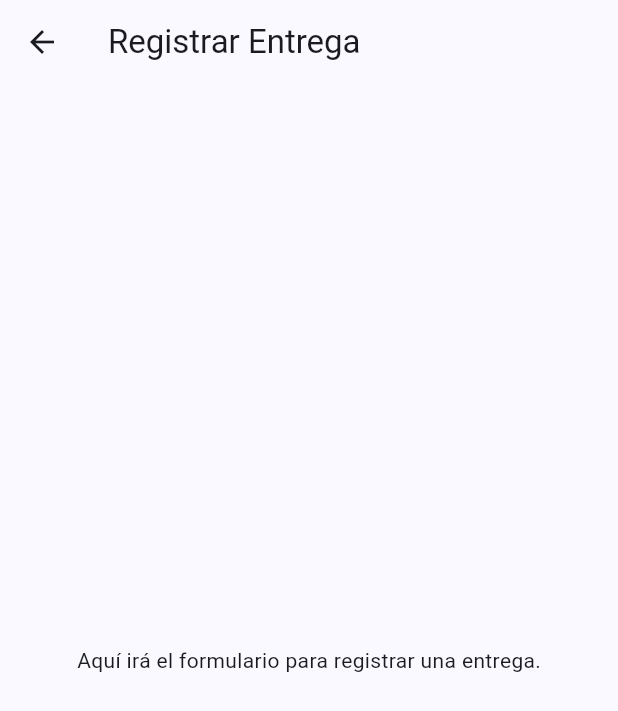
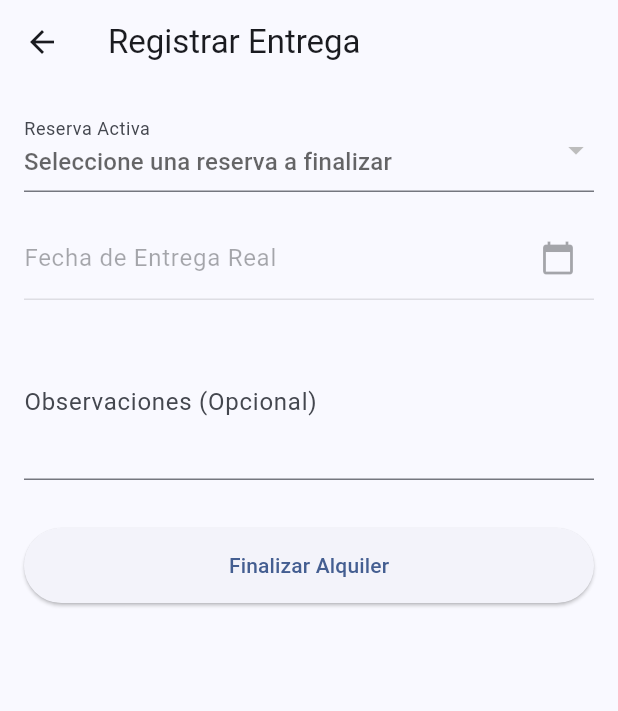
Before and after one commit to MarceloPauls/Front-End_Segundo_Parcial, a Flutter app: the EntregasScreen screen opened by its route, on a phone screen of 412 x 824 dp. Shown: the top 711 px of the screen. Run offline on Flutter 3.47's test engine with Material 3 defaults, Android fonts, the phone set to English and light mode, and no system bars.

Commit message:
Modulo 4 completado + fix para modulo 3

```diff
--- a/alquiler_autos_app/lib/main.dart
+++ b/alquiler_autos_app/lib/main.dart
@@ -9,22 +9,8 @@ import 'screens/vehiculos_screen.dart';
 import 'screens/clientes_screen.dart';
 import 'screens/reservas_screen.dart';
 import 'screens/nueva_reserva_screen.dart';
+import 'screens/entregas_screen.dart';
 
-// --- (Más adelante, moverás estas pantallas a sus propios archivos) ---
-// --- PANTALLAS DE MARCADOR DE POSICIÓN ---
-
-
-// Pantalla para Módulo 4: Registrar Entrega
-class EntregasScreen extends StatelessWidget {
-  const EntregasScreen({super.key});
-  @override
-  Widget build(BuildContext context) {
-    return Scaffold(
-      appBar: AppBar(title: const Text('Registrar Entrega')),
-      body: const Center(child: Text('Aquí irá el formulario para registrar una entrega.')),
-    );
-  }
-}
 
 // Pantalla para Módulo 5: Estadísticas
 class EstadisticasScreen extends StatelessWidget {
--- /dev/null
+++ b/alquiler_autos_app/lib/screens/entregas_screen.dart
@@ -0,0 +1,210 @@
+import 'package:flutter/material.dart';
+import 'package:provider/provider.dart';
+import 'package:intl/intl.dart';
+
+import '../models/entrega.dart';
+import '../models/reserva.dart';
+import '../services/entrega_service.dart';
+import '../services/reserva_service.dart';
+import '../services/vehiculo_service.dart';
+import '../services/cliente_service.dart';
+
+class EntregasScreen extends StatefulWidget {
+  const EntregasScreen({super.key});
+
+  @override
+  State<EntregasScreen> createState() => _EntregasScreenState();
+}
+
+class _EntregasScreenState extends State<EntregasScreen> {
+  final _formKey = GlobalKey<FormState>();
+
+  // Variables para el formulario
+  Reserva? _selectedReserva;
+  DateTime? _fechaEntrega;
+  final TextEditingController _fechaEntregaController = TextEditingController();
+  final TextEditingController _observacionesController = TextEditingController();
+
+  @override
+  void dispose() {
+    _fechaEntregaController.dispose();
+    _observacionesController.dispose();
+    super.dispose();
+  }
+
+  // --- Lógica para mostrar el DatePicker ---
+  Future<void> _selectFecha(BuildContext context) async {
+    // Validar que se haya seleccionado una reserva primero
+    if (_selectedReserva == null) {
+      ScaffoldMessenger.of(context).showSnackBar(
+        const SnackBar(
+          content: Text('Por favor, seleccione una reserva primero.'),
+          backgroundColor: Colors.orangeAccent,
+        ),
+      );
+      return; // No abrir el calendario si no hay reserva
+    }
+
+    // Usar la fecha de inicio de la reserva como la primera fecha permitida
+    final DateTime primeraFechaPermitida = _selectedReserva!.fechaInicio;
+
+    final DateTime? picked = await showDatePicker(
+      context: context,
+      // Iniciar el calendario en la fecha de inicio de la reserva
+      initialDate: primeraFechaPermitida.isAfter(DateTime.now())
+          ? primeraFechaPermitida
+          : DateTime.now(),
+      firstDate: primeraFechaPermitida,
+      lastDate: DateTime(2101),
+    );
+
+    if (picked != null) {
+      setState(() {
+        _fechaEntrega = picked;
+        _fechaEntregaController.text = DateFormat('dd/MM/yyyy').format(picked);
+      });
+    }
+  }
+
+  // --- Lógica para guardar la entrega ---
+  void _guardarEntrega() {
+    if (_formKey.currentState!.validate() &&
+        _selectedReserva != null &&
+        _fechaEntrega != null) {
+
+      // Obtener los servicios (con context.read)
+      final entregaService = context.read<EntregaService>();
+      final reservaService = context.read<ReservaService>();
+      final vehiculoService = context.read<VehiculoService>();
+
+      // Crear el objeto Entrega
+      final nuevaEntrega = Entrega(
+        idReserva: _selectedReserva!.idReserva,
+        fechaEntregaReal: _fechaEntrega!,
+        observaciones: _observacionesController.text.isEmpty
+            ? null
+            : _observacionesController.text,
+      );
+
+      // Llamar al servicio para agregar la entrega
+      entregaService.agregarEntrega(
+        entrega: nuevaEntrega,
+        reservaService: reservaService,
+        vehiculoService: vehiculoService,
+      );
+
+      // Mostrar confirmación y volver
+      ScaffoldMessenger.of(context).showSnackBar(
+        const SnackBar(
+          content: Text('¡Entrega registrada con éxito! Vehículo liberado.'),
+          backgroundColor: Colors.green,
+        ),
+      );
+      Navigator.of(context).pop();
+
+    } else {
+      ScaffoldMessenger.of(context).showSnackBar(
+        const SnackBar(
+          content: Text('Por favor, seleccione una reserva y una fecha.'),
+          backgroundColor: Colors.red,
+        ),
+      );
+    }
+  }
+
+  @override
+  Widget build(BuildContext context) {
+    // Leemos los servicios para el Dropdown
+    final reservaService = context.watch<ReservaService>();
+    final clienteService = context.watch<ClienteService>();
+    final vehiculoService = context.watch<VehiculoService>();
+
+    final reservasActivas = reservaService.reservas;
+    final bool isSelectedReservaValid = _selectedReserva != null &&
+              reservasActivas.any((r) => r.idReserva == _selectedReserva!.idReserva);
+    return Scaffold(
+      appBar: AppBar(
+        title: const Text('Registrar Entrega'),
+      ),
+      body: Padding(
+        padding: const EdgeInsets.all(16.0),
+        child: Form(
+          key: _formKey,
+          child: SingleChildScrollView(
+            child: Column(
+              children: [
+                // --- Dropdown de Reservas Activas ---
+                DropdownButtonFormField<Reserva>(
+                  value: isSelectedReservaValid ? _selectedReserva : null,
+                  decoration: const InputDecoration(labelText: 'Reserva Activa'),
+                  hint: const Text('Seleccione una reserva a finalizar'),
+                  // Si no hay reservas, el dropdown estará deshabilitado
+                  items: reservasActivas.isEmpty
+                      ? []
+                      : reservasActivas.map((Reserva reserva) {
+                          // Buscamos los nombres para que el dropdown sea legible
+                          final cliente = clienteService.getClientePorId(reserva.idCliente);
+                          final vehiculo = vehiculoService.getVehiculoPorId(reserva.idVehiculo);
+
+                          // Creamos cadenas de texto más descriptivas
+                          final String textoCliente = '${cliente?.nombre ?? ''} ${cliente?.apellido ?? ''}';
+                          final String textoVehiculo = '${vehiculo?.marca ?? ''} ${vehiculo?.modelo ?? ''}';
+
+                          return DropdownMenuItem<Reserva>(
+                            value: reserva,
+                            child: Text(
+                              '$textoCliente - ($textoVehiculo)', // Formato: "Nombre Apellido - (Marca Modelo)"
+                              overflow: TextOverflow.ellipsis,
+                            ),
+                          );
+                        }).toList(),
+                  onChanged: (Reserva? newValue) {
+                    setState(() {
+                      _selectedReserva = newValue;
+                    });
+                  },
+                  validator: (value) => value == null ? 'Campo requerido' : null,
+                ),
+                const SizedBox(height: 16),
+
+                // --- Campo Fecha Entrega Real ---
+                TextFormField(
+                  controller: _fechaEntregaController,
+                  decoration: const InputDecoration(
+                    labelText: 'Fecha de Entrega Real',
+                    suffixIcon: Icon(Icons.calendar_today),
+                  ),
+                  readOnly: true,
+                  enabled: _selectedReserva != null, // Deshabilitado si no hay reserva
+                  onTap: () => _selectFecha(context),
+                  validator: (value) =>
+                      value == null || value.isEmpty ? 'Campo requerido' : null,
+                ),
+                const SizedBox(height: 16),
+
+                // --- Campo Opcional: Observaciones ---
+                TextFormField(
+                  controller: _observacionesController,
+                  decoration: const InputDecoration(
+                    labelText: 'Observaciones (Opcional)',
+                  ),
+                  maxLines: 3,
+                ),
+                const SizedBox(height: 32),
+
+                // --- Botón Guardar ---
+                ElevatedButton(
+                  onPressed: _guardarEntrega,
+                  style: ElevatedButton.styleFrom(
+                    minimumSize: const Size(double.infinity, 50),
+                  ),
+                  child: const Text('Finalizar Alquiler'),
+                ),
+              ],
+            ),
+          ),
+        ),
+      ),
+    );
+  }
+}
--- a/alquiler_autos_app/lib/screens/nueva_reserva_screen.dart
+++ b/alquiler_autos_app/lib/screens/nueva_reserva_screen.dart
@@ -124,6 +124,8 @@ class _NuevaReservaScreenState extends State<NuevaReservaScreen> {
     final vehiculosDisponibles = vehiculoService.vehiculos
         .where((v) => v.disponible == 'Sí')
         .toList();
+    final bool isSelectedVehiculoValid = _selectedVehiculo != null &&
+              vehiculosDisponibles.any((v) => v.idVehiculo == _selectedVehiculo!.idVehiculo);
 
     return Scaffold(
       appBar: AppBar(
@@ -158,7 +160,7 @@ class _NuevaReservaScreenState extends State<NuevaReservaScreen> {
 
                 // --- Dropdown de Vehículos (SOLO DISPONIBLES) ---
                 DropdownButtonFormField<Vehiculo>(
-                  value: _selectedVehiculo,
+                  value: isSelectedVehiculoValid ? _selectedVehiculo : null,
                   decoration: const InputDecoration(labelText: 'Vehículo'),
                   hint: const Text('Seleccione un vehículo disponible'),
                   items: vehiculosDisponibles.map((Vehiculo vehiculo) {
```
